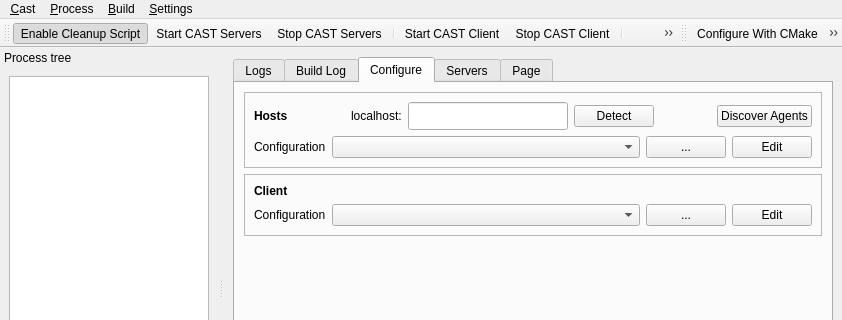
Above: tools/castctrl/trunk/qtui/mainwindow.ui from marc-hanheide/cogx before the change; both pictures show x 0 to 842 and y 0 to 320 of the 842 by 550 pixel window. Below: the same form after it.
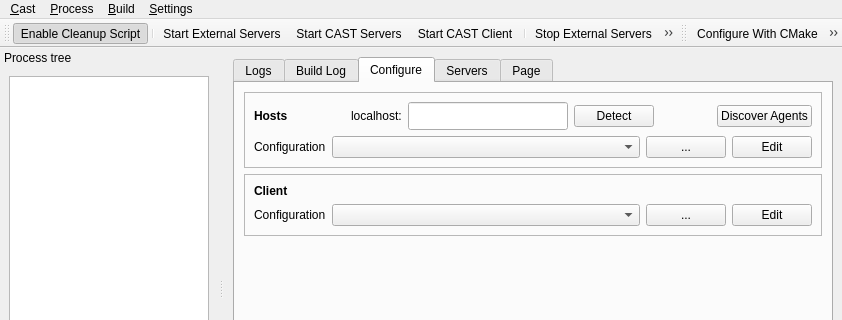
That is the form after the change. Icons and pictures are not drawn.

```diff
--- a/tools/castctrl/trunk/qtui/mainwindow.ui
+++ b/tools/castctrl/trunk/qtui/mainwindow.ui
@@ -1658,14 +1658,14 @@
     <bool>false</bool>
    </attribute>
    <addaction name="actEnableCleanupScript"/>
+   <addaction name="separator"/>
+   <addaction name="actStartExternalServers"/>
    <addaction name="actStartCastServers"/>
-   <addaction name="actStopCastServers"/>
-   <addaction name="separator"/>
    <addaction name="actStartCastClient"/>
-   <addaction name="actStopCastClient"/>
    <addaction name="separator"/>
-   <addaction name="actStartExternalServers"/>
    <addaction name="actStopExternalServers"/>
+   <addaction name="actStopCastServers"/>
+   <addaction name="actStopCastClient"/>
    <addaction name="separator"/>
    <addaction name="actStartTerminal"/>
   </widget>
```
Left out of the diff: 36 changed lines with no effect on the pictures.
